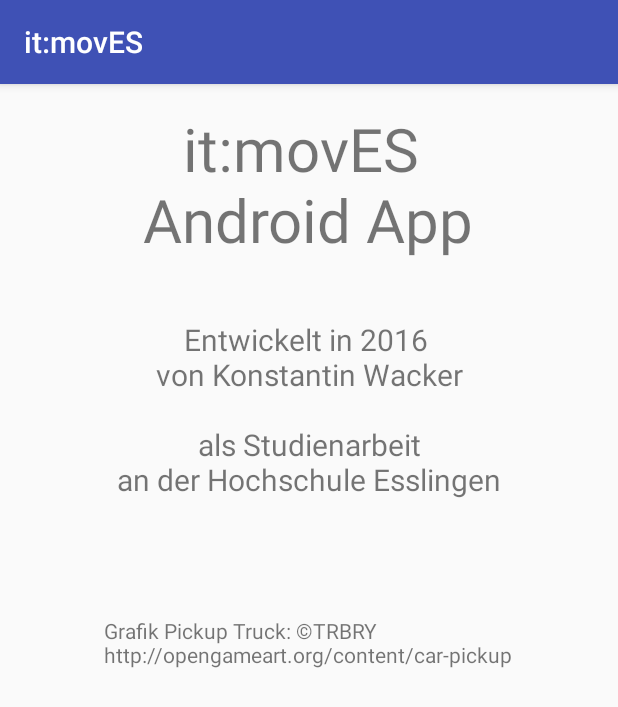
After one commit to Kowait00/CaroloHseApp, an Android app: the AppInfoActivity screen opened directly, with no data from a screen before it, on a phone screen of 412 x 824 dp. The commit adds this screen. Shown: the top 707 px of the screen. Run offline under Robolectric (Android 15) with nearby library versions, the phone set to English and light mode, and no system bars.

Commit message:
-Added app info screen with copyright information for graphics etc.

```diff
--- a/app/src/main/AndroidManifest.xml
+++ b/app/src/main/AndroidManifest.xml
@@ -2,7 +2,7 @@
 <manifest xmlns:android="http://schemas.android.com/apk/res/android"
           package="com.wacker.carolohseapp">
 
-    <uses-permission android:name="android.permission.CHANGE_WIFI_MULTICAST_STATE" />
+    <uses-permission android:name="android.permission.CHANGE_WIFI_MULTICAST_STATE"/>
     <uses-permission android:name="android.permission.INTERNET"/>
     <uses-permission android:name="android.permission.ACCESS_NETWORK_STATE"/>
     <uses-permission android:name="android.permission.ACCESS_WIFI_STATE"/>
@@ -16,18 +16,23 @@
         <activity
             android:name=".MainActivity"
             android:label="@string/app_name"
-            android:theme="@style/AppTheme.NoActionBar"
-            android:screenOrientation="portrait">
+            android:screenOrientation="portrait"
+            android:theme="@style/AppTheme.NoActionBar">
             <intent-filter>
                 <action android:name="android.intent.action.MAIN"/>
 
                 <category android:name="android.intent.category.LAUNCHER"/>
             </intent-filter>
         </activity>
+
         <service
             android:name=".UdpReceiverService"
             android:exported="false">
         </service>
+
+        <activity android:name=".AppInfoActivity"
+                  android:screenOrientation="portrait">
+        </activity>
     </application>
 
 </manifest>
--- /dev/null
+++ b/app/src/main/java/com/wacker/carolohseapp/AppInfoActivity.java
@@ -0,0 +1,15 @@
+package com.wacker.carolohseapp;
+
+import android.support.v7.app.AppCompatActivity;
+import android.os.Bundle;
+
+public class AppInfoActivity extends AppCompatActivity
+{
+
+    @Override
+    protected void onCreate(Bundle savedInstanceState)
+    {
+        super.onCreate(savedInstanceState);
+        setContentView(R.layout.activity_app_info);
+    }
+}
--- a/app/src/main/java/com/wacker/carolohseapp/MainActivity.java
+++ b/app/src/main/java/com/wacker/carolohseapp/MainActivity.java
@@ -102,7 +102,9 @@
         int id = item.getItemId();
 
         //noinspection SimplifiableIfStatement
-        if (id == R.id.action_settings) {
+        if (id == R.id.action_appInfo) {
+            Intent intent = new Intent(this, AppInfoActivity.class);
+            startActivity(intent);
             return true;
         }
 
--- /dev/null
+++ b/app/src/main/res/layout/activity_app_info.xml
@@ -0,0 +1,43 @@
+<?xml version="1.0" encoding="utf-8"?>
+<RelativeLayout
+    xmlns:android="http://schemas.android.com/apk/res/android"
+    xmlns:tools="http://schemas.android.com/tools"
+    android:layout_width="match_parent"
+    android:layout_height="match_parent"
+    android:paddingBottom="@dimen/activity_vertical_margin"
+    android:paddingLeft="@dimen/activity_horizontal_margin"
+    android:paddingRight="@dimen/activity_horizontal_margin"
+    android:paddingTop="@dimen/activity_vertical_margin"
+    tools:context="com.wacker.carolohseapp.AppInfoActivity">
+
+    <TextView
+        android:layout_width="wrap_content"
+        android:layout_height="wrap_content"
+        android:text="@string/app_info_heading"
+        android:id="@+id/AppInfoHeadingTextView"
+        android:textAlignment="center"
+        android:textSize="40dp"
+        android:layout_alignParentTop="true"
+        android:layout_centerHorizontal="true"/>
+
+    <TextView
+        android:layout_width="wrap_content"
+        android:layout_height="wrap_content"
+        android:text="@string/dev_info_text"
+        android:id="@+id/DevInfoTextView"
+        android:textAlignment="center"
+        android:layout_below="@+id/AppInfoHeadingTextView"
+        android:layout_centerHorizontal="true"
+        android:layout_marginTop="39dp"
+        android:textSize="20dp"
+        android:clickable="false"/>
+
+    <TextView
+        android:layout_width="wrap_content"
+        android:layout_height="wrap_content"
+        android:text="@string/image_source_info_text"
+        android:id="@+id/ImageSourceInfoTextView"
+        android:layout_marginTop="77dp"
+        android:layout_below="@+id/DevInfoTextView"
+        android:layout_centerHorizontal="true"/>
+</RelativeLayout>
--- a/app/src/main/res/menu/menu_main.xml
+++ b/app/src/main/res/menu/menu_main.xml
@@ -3,7 +3,7 @@
       xmlns:tools="http://schemas.android.com/tools"
       tools:context="com.wacker.carolohseapp.MainActivity">
     <item
-        android:id="@+id/action_settings"
+        android:id="@+id/action_appInfo"
         android:orderInCategory="100"
         android:title="@string/action_settings"
         app:showAsAction="never"/>
--- a/app/src/main/res/values/strings.xml
+++ b/app/src/main/res/values/strings.xml
@@ -1,5 +1,8 @@
 <resources>
     <string name="app_name">it:movES</string>
-    <string name="action_settings">Settings</string>
+    <string name="action_settings">App Info</string>
     <string name="section_format">Hello World from section: %1$d</string>
+    <string name="app_info_heading">it:movES \nAndroid App</string>
+    <string name="dev_info_text">Entwickelt in 2016 \nvon Konstantin Wacker\n\nals Studienarbeit\nan der Hochschule Esslingen</string>
+    <string name="image_source_info_text">Grafik Pickup Truck: &#169;TRBRY\nhttp://opengameart.org/content/car-pickup</string>
 </resources>
```
